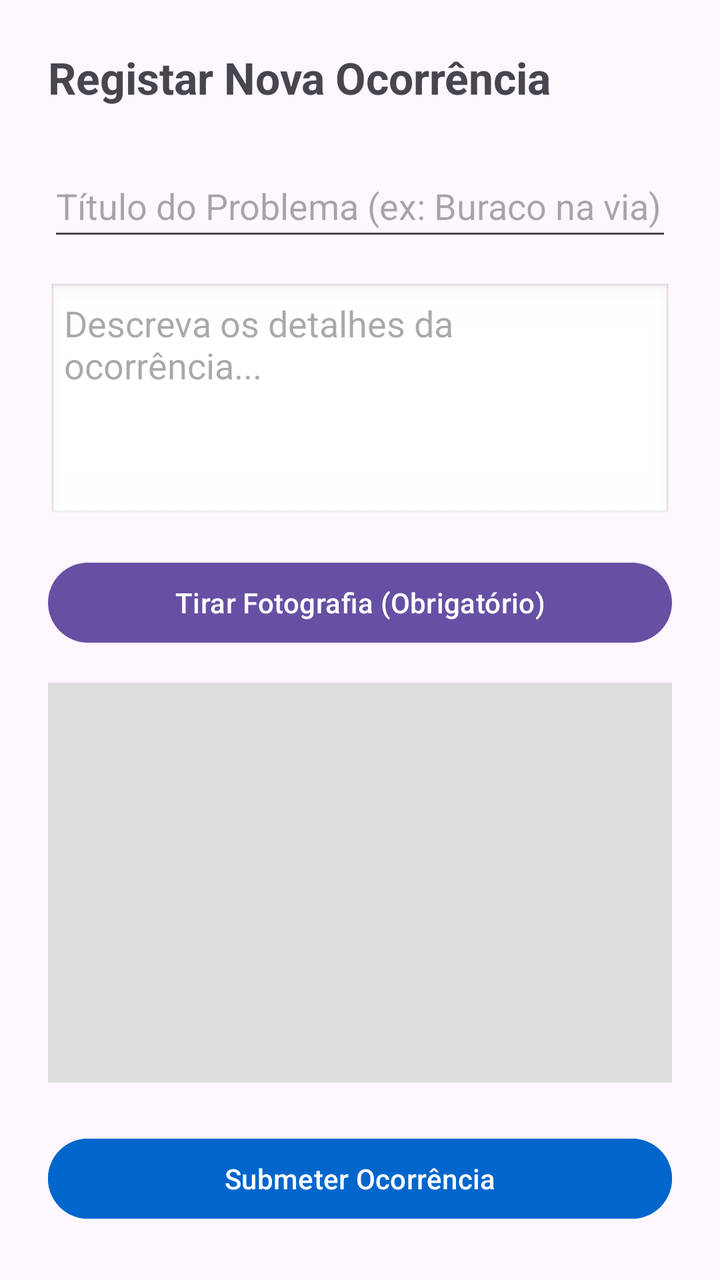
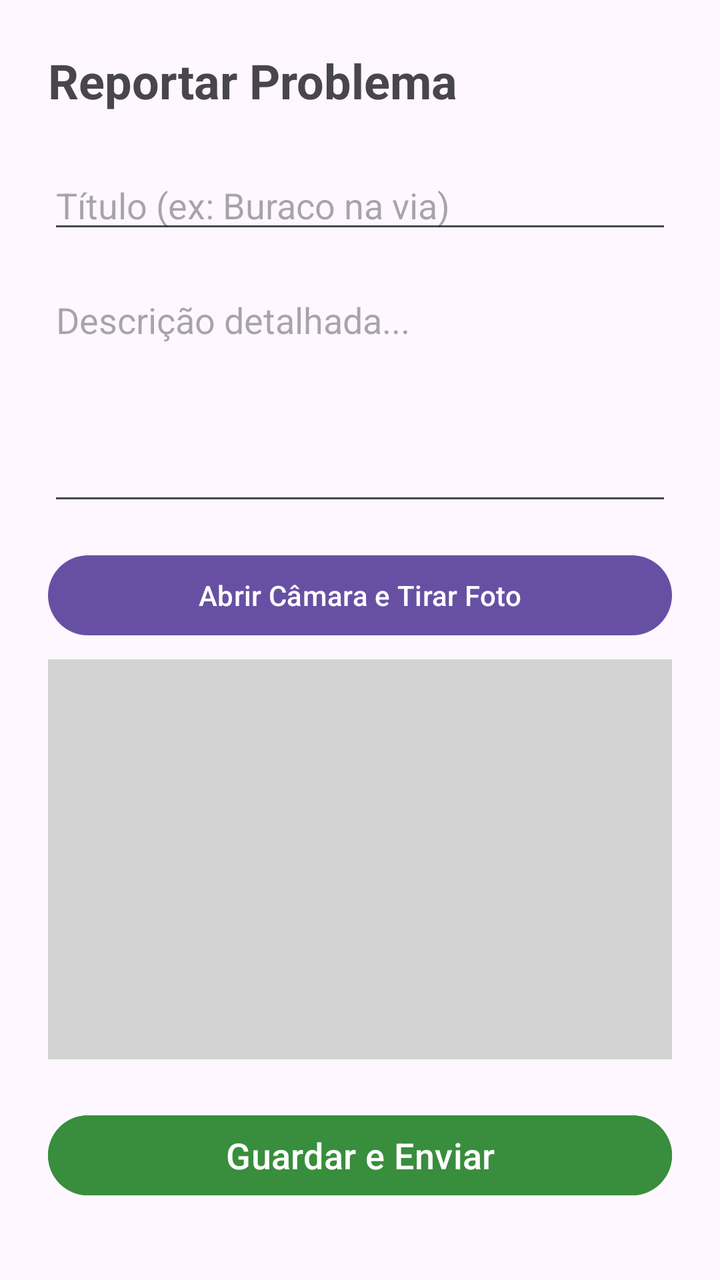

Before-and-after screenshots of an Android layout around one commit, followed by the original layout XML and the change that was made.
<!-- AndroidManifest.xml: application theme Theme.UrbanAudit -->
<!-- res/layout/activity_criar_ocorrencia.xml -->
<?xml version="1.0" encoding="utf-8"?>
<ScrollView xmlns:android="http://schemas.android.com/apk/res/android"
    android:layout_width="match_parent"
    android:layout_height="match_parent"
    android:fillViewport="true">

    <LinearLayout
        android:layout_width="match_parent"
        android:layout_height="wrap_content"
        android:orientation="vertical"
        android:padding="24dp">

        <TextView
            android:layout_width="wrap_content"
            android:layout_height="wrap_content"
            android:text="Registar Nova Ocorrência"
            android:textSize="22sp"
            android:textStyle="bold"
            android:layout_marginBottom="24dp" />

        <EditText
            android:id="@+id/etTitulo"
            android:layout_width="match_parent"
            android:layout_height="wrap_content"
            android:hint="Título do Problema (ex: Buraco na via)"
            android:inputType="text"
            android:minHeight="48dp"
            android:layout_marginBottom="16dp" />

        <EditText
            android:id="@+id/etDescricao"
            android:layout_width="match_parent"
            android:layout_height="120dp"
            android:hint="Descreva os detalhes da ocorrência..."
            android:inputType="textMultiLine"
            android:gravity="top|start"
            android:background="@android:drawable/edit_text"
            android:padding="8dp"
            android:layout_marginBottom="16dp" />

        <Button
            android:id="@+id/btnFoto"
            android:layout_width="match_parent"
            android:layout_height="wrap_content"
            android:text="Tirar Fotografia (Obrigatório)"
            android:layout_marginBottom="16dp" />

        <ImageView
            android:id="@+id/ivPreviewFoto"
            android:layout_width="match_parent"
            android:layout_height="200dp"
            android:scaleType="centerCrop"
            android:background="#DDDDDD"
            android:layout_marginBottom="24dp" />

        <Button
            android:id="@+id/btnSubmeter"
            android:layout_width="match_parent"
            android:layout_height="wrap_content"
            android:text="Submeter Ocorrência"
            android:backgroundTint="#0066CC"
            android:textColor="#FFFFFF"
            android:minHeight="48dp" />

    </LinearLayout>
</ScrollView>
<!-- resources referenced by this layout -->
<resources>
  <style name="Theme.UrbanAudit" parent="Base.Theme.UrbanAudit" />
  <style name="Base.Theme.UrbanAudit" parent="Theme.Material3.DayNight.NoActionBar">
          
          
      </style>
</resources>

<!-- the commit's change to res/layout/activity_criar_ocorrencia.xml (unified diff, before → after) -->
@@ -1,66 +1,52 @@
 <?xml version="1.0" encoding="utf-8"?>
 <ScrollView xmlns:android="http://schemas.android.com/apk/res/android"
     android:layout_width="match_parent"
-    android:layout_height="match_parent"
-    android:fillViewport="true">
-
+    android:layout_height="match_parent">
     <LinearLayout
         android:layout_width="match_parent"
         android:layout_height="wrap_content"
         android:orientation="vertical"
         android:padding="24dp">
-
         <TextView
             android:layout_width="wrap_content"
             android:layout_height="wrap_content"
-            android:text="Registar Nova Ocorrência"
-            android:textSize="22sp"
+            android:text="Reportar Problema"
+            android:textSize="24sp"
             android:textStyle="bold"
-            android:layout_marginBottom="24dp" />
-
+            android:layout_marginBottom="24dp"/>
         <EditText
             android:id="@+id/etTitulo"
             android:layout_width="match_parent"
             android:layout_height="wrap_content"
-            android:hint="Título do Problema (ex: Buraco na via)"
-            android:inputType="text"
-            android:minHeight="48dp"
-            android:layout_marginBottom="16dp" />
-
+            android:hint="Título (ex: Buraco na via)"
+            android:layout_marginBottom="16dp"/>
         <EditText
             android:id="@+id/etDescricao"
             android:layout_width="match_parent"
             android:layout_height="120dp"
-            android:hint="Descreva os detalhes da ocorrência..."
+            android:hint="Descrição detalhada..."
+            android:gravity="top|start"
             android:inputType="textMultiLine"
-            android:gravity="top|start"
-            android:background="@android:drawable/edit_text"
-            android:padding="8dp"
-            android:layout_marginBottom="16dp" />
-
+            android:layout_marginBottom="16dp"/>
         <Button
-            android:id="@+id/btnFoto"
+            android:id="@+id/btnTirarFoto"
             android:layout_width="match_parent"
             android:layout_height="wrap_content"
-            android:text="Tirar Fotografia (Obrigatório)"
-            android:layout_marginBottom="16dp" />
-
+            android:text="Abrir Câmara e Tirar Foto"
+            android:layout_marginBottom="8dp"/>
         <ImageView
-            android:id="@+id/ivPreviewFoto"
+            android:id="@+id/ivPreview"
             android:layout_width="match_parent"
             android:layout_height="200dp"
             android:scaleType="centerCrop"
-            android:background="#DDDDDD"
-            android:layout_marginBottom="24dp" />
-
+            android:background="#D3D3D3"
+            android:layout_marginBottom="24dp"/>
         <Button
             android:id="@+id/btnSubmeter"
             android:layout_width="match_parent"
             android:layout_height="wrap_content"
-            android:text="Submeter Ocorrência"
-            android:backgroundTint="#0066CC"
-            android:textColor="#FFFFFF"
-            android:minHeight="48dp" />
-
+            android:text="Guardar e Enviar"
+            android:textSize="18sp"
+            android:backgroundTint="#388E3C"/>
     </LinearLayout>
 </ScrollView>
